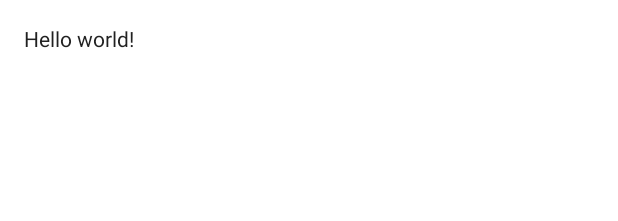
After one commit to LaMaldicionDeMandos/findme, an Android app: the layout activity_prepare_search.xml on its own in the app's theme, with its tools: preview values and no code run, on a phone screen of 412 x 824 dp. The commit adds this screen. Shown: the top 221 px of the screen. Run offline under Robolectric (Android 15) with nearby library versions, the phone set to English and light mode, and no system bars.

```diff
--- a/FindMe/app/src/main/AndroidManifest.xml
+++ b/FindMe/app/src/main/AndroidManifest.xml
@@ -41,6 +41,10 @@
             android:name=".activities.LoginActivity"
             android:label="@string/title_activity_login" >
         </activity>
+        <activity
+            android:name=".activities.PrepareSearchActivity"
+            android:label="@string/title_activity_prepare_search" >
+        </activity>
     </application>
 
 </manifest>
--- /dev/null
+++ b/FindMe/app/src/main/res/layout/activity_prepare_search.xml
@@ -0,0 +1,13 @@
+<RelativeLayout xmlns:android="http://schemas.android.com/apk/res/android"
+    xmlns:tools="http://schemas.android.com/tools" android:layout_width="match_parent"
+    android:layout_height="match_parent" android:paddingLeft="@dimen/activity_horizontal_margin"
+    android:paddingRight="@dimen/activity_horizontal_margin"
+    android:paddingTop="@dimen/activity_vertical_margin"
+    android:paddingBottom="@dimen/activity_vertical_margin"
+    tools:context="org.pasut.android.findme.activities.PrepareSearchActivity">
+
+    <TextView android:id="@+id/texto"
+        android:text="@string/hello_world" android:layout_width="wrap_content"
+        android:layout_height="wrap_content" />
+
+</RelativeLayout>
--- a/FindMe/app/src/main/res/values/strings.xml
+++ b/FindMe/app/src/main/res/values/strings.xml
@@ -15,4 +15,8 @@
     <string name="login_error">Sign In Error</string>
 
     <string name="action_delete">Delete</string>
+    <string name="title_activity_prepare_search">PrepareSearchActivity</string>
+
+    <string name="hello_world">Hello world!</string>
+    <string name="action_settings">Settings</string>
 </resources>
```
Also changed, not shown: FindMe/app/src/main/java/org/pasut/android/findme/activities/ContactsActivity.java (+8 -0 lines), FindMe/app/src/main/java/org/pasut/android/findme/activities/PrepareSearchActivity.java (added, +24 -0 lines), FindMe/app/src/main/java/org/pasut/android/findme/model/User.java (+37 -1 lines), FindMe/app/src/main/java/org/pasut/android/findme/model/UserProfile.java (+31 -1 lines).
